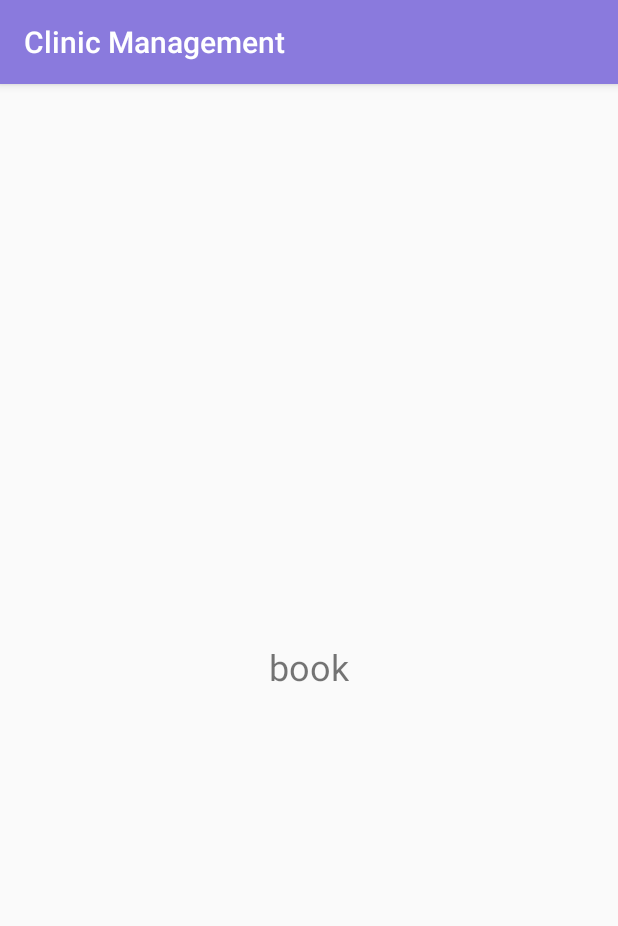
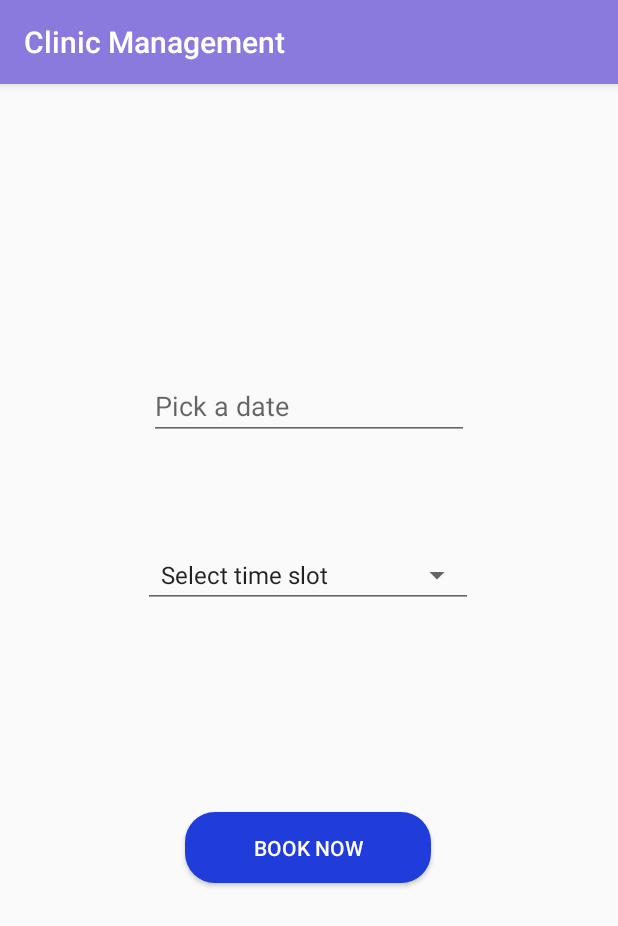
Before and after one commit to Kadhir99/Clinic, an Android app: the fragment Fragment3 shown on its own in the app's theme, on a phone screen of 412 x 824 dp. Shown: the top 926 px of the screen. Run offline under Robolectric (Android 15) with nearby library versions, the phone set to English and light mode, and no system bars.

Commit message:
Implemented Booking system(frontend)

```diff
--- a/app/src/main/java/in/dentocare/clinic_management/Fragment3.java
+++ b/app/src/main/java/in/dentocare/clinic_management/Fragment3.java
@@ -1,21 +1,58 @@
 package in.dentocare.clinic_management;
 
+import android.app.DatePickerDialog;
+import android.graphics.Color;
+import android.graphics.drawable.ColorDrawable;
 import android.os.Bundle;
 import android.view.LayoutInflater;
 import android.view.View;
 import android.view.ViewGroup;
+import android.widget.ArrayAdapter;
+import android.widget.DatePicker;
+import android.widget.EditText;
+import android.widget.Spinner;
+import android.widget.TextView;
 
 import androidx.annotation.NonNull;
 import androidx.annotation.Nullable;
 import androidx.fragment.app.Fragment;
 
+import java.util.Calendar;
+
 public class Fragment3 extends Fragment {
 
+    private DatePickerDialog.OnDateSetListener DatePicker;
+    EditText mdate;
     @Nullable
     @Override
     public View onCreateView(@NonNull LayoutInflater inflater, @Nullable ViewGroup container, @Nullable Bundle savedInstanceState) {
         View view = inflater.inflate(R.layout.fragment3,container,false);
-
+        Spinner spinner = view.findViewById(R.id.spinner);
+        ArrayAdapter<CharSequence> adapter = ArrayAdapter.createFromResource(this.getActivity(), R.array.planets_array, android.R.layout.simple_spinner_item);
+        adapter.setDropDownViewResource(android.R.layout.simple_spinner_dropdown_item);
+        spinner.setAdapter(adapter);
+        final DatePickerDialog.OnDateSetListener mDatePicker;
+        mdate = view.findViewById(R.id.Date);
+        mdate.setOnClickListener(new View.OnClickListener() {
+            @Override
+            public void onClick(View view) {
+                Calendar c = Calendar.getInstance();
+                int year = c.get(Calendar.YEAR);
+                int month = c.get(Calendar.MONTH);
+                int day = c.get(Calendar.DAY_OF_MONTH);
+                DatePickerDialog dialog = new DatePickerDialog(getContext(),
+                        android.R.style.Theme_Holo_Dialog_MinWidth,DatePicker,year,month,day);
+                dialog.getWindow().setBackgroundDrawable(new ColorDrawable(Color.TRANSPARENT));
+                dialog.show();
+            }
+        });
+        DatePicker = new DatePickerDialog.OnDateSetListener() {
+            @Override
+            public void onDateSet(android.widget.DatePicker datePicker, int year, int month, int day) {
+                String date = month + "/" + day + "/" + year;
+                mdate.setText(date);
+            }
+        };
         return view;
     }
 }
--- /dev/null
+++ b/app/src/main/res/drawable/roundbutton.xml
@@ -0,0 +1,9 @@
+<?xml version="1.0" encoding="utf-8"?>
+<shape xmlns:android="http://schemas.android.com/apk/res/android" android:shape="rectangle" android:padding="10dp">
+    <solid android:color="#203CDA"/> <!-- this one is ths color of the Rounded Button -->
+    <corners
+        android:bottomRightRadius="20dp"
+        android:bottomLeftRadius="20dp"
+        android:topLeftRadius="20dp"
+        android:topRightRadius="20dp"/>
+</shape>
--- a/app/src/main/res/layout/fragment3.xml
+++ b/app/src/main/res/layout/fragment3.xml
@@ -6,19 +6,53 @@
     android:layout_width="match_parent"
     android:layout_height="match_parent">
 
-    <TextView
-        android:id="@+id/book"
+    <EditText
+        android:id="@+id/Date"
         android:layout_width="wrap_content"
         android:layout_height="wrap_content"
         android:layout_marginStart="8dp"
         android:layout_marginLeft="8dp"
-        android:layout_marginTop="8dp"
+        android:layout_marginTop="192dp"
         android:layout_marginEnd="8dp"
         android:layout_marginRight="8dp"
-        android:text="book"
-        android:textSize="24sp"
-        app:layout_constraintBottom_toBottomOf="parent"
+        android:ems="10"
+        android:focusableInTouchMode="false"
+        android:hint="Pick a date"
+        android:inputType="textPersonName"
         app:layout_constraintEnd_toEndOf="parent"
         app:layout_constraintStart_toStartOf="parent"
         app:layout_constraintTop_toTopOf="parent" />
+
+    <Spinner
+        android:id="@+id/spinner"
+        style="@style/Widget.AppCompat.Spinner.Underlined"
+        android:layout_width="220dp"
+        android:layout_height="44dp"
+        android:layout_marginStart="8dp"
+        android:layout_marginLeft="8dp"
+        android:layout_marginTop="68dp"
+        android:layout_marginEnd="8dp"
+        android:layout_marginRight="8dp"
+        android:gravity="center"
+        app:layout_constraintEnd_toEndOf="parent"
+        app:layout_constraintHorizontal_bias="0.497"
+        app:layout_constraintStart_toStartOf="parent"
+        app:layout_constraintTop_toBottomOf="@+id/Date" />
+
+    <Button
+        android:id="@+id/book"
+        android:layout_width="164dp"
+        android:layout_height="47dp"
+        android:layout_marginStart="8dp"
+        android:layout_marginLeft="8dp"
+        android:layout_marginTop="136dp"
+        android:layout_marginEnd="8dp"
+        android:layout_marginRight="8dp"
+        android:background="@drawable/roundbutton"
+        android:text="Book now"
+        android:textColor="#FFFFFF"
+        app:layout_constraintEnd_toEndOf="parent"
+        app:layout_constraintHorizontal_bias="0.498"
+        app:layout_constraintStart_toStartOf="parent"
+        app:layout_constraintTop_toBottomOf="@+id/spinner" />
 </androidx.constraintlayout.widget.ConstraintLayout>
--- a/app/src/main/res/values/strings.xml
+++ b/app/src/main/res/values/strings.xml
@@ -16,4 +16,13 @@
     <string name="channel_name">appointment notification</string>
     <string name="channel_description">To remind the patient about their appointment today</string>
 
+    <string-array name="planets_array">
+        <item>Select time slot</item>
+        <item>6:00 PM</item>
+        <item>6:30 PM</item>
+        <item>7:00 PM</item>
+        <item>7:30 PM</item>
+        <item>8:00 PM</item>
+    </string-array>
+
 </resources>
```
